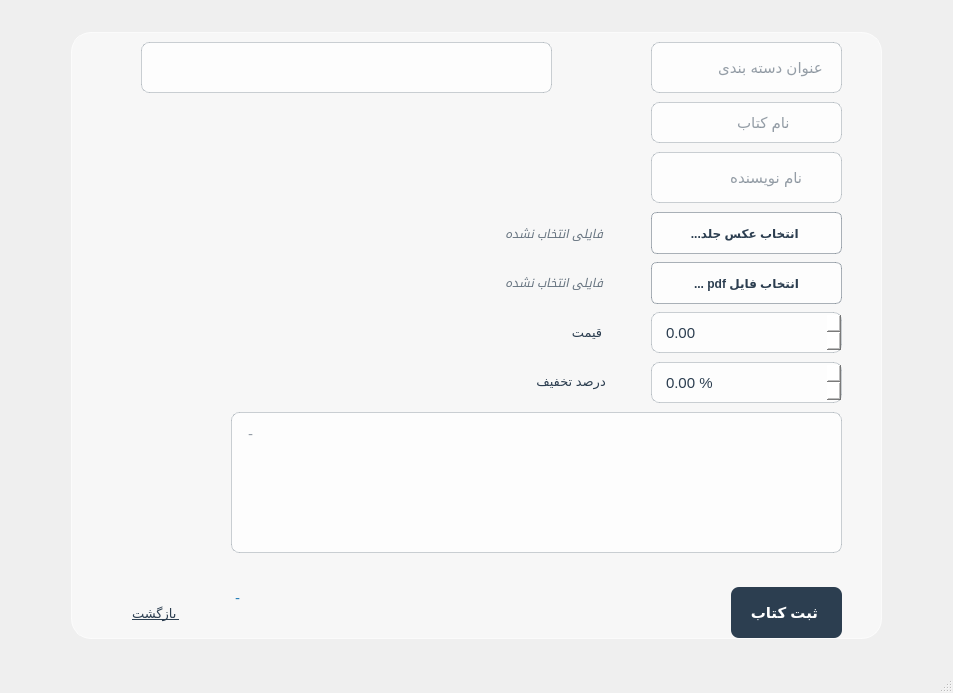
Old version of the form client/publisheraddbookwindow_c.ui in the repository afkhamis1386-afk/bookCLUB_Project.
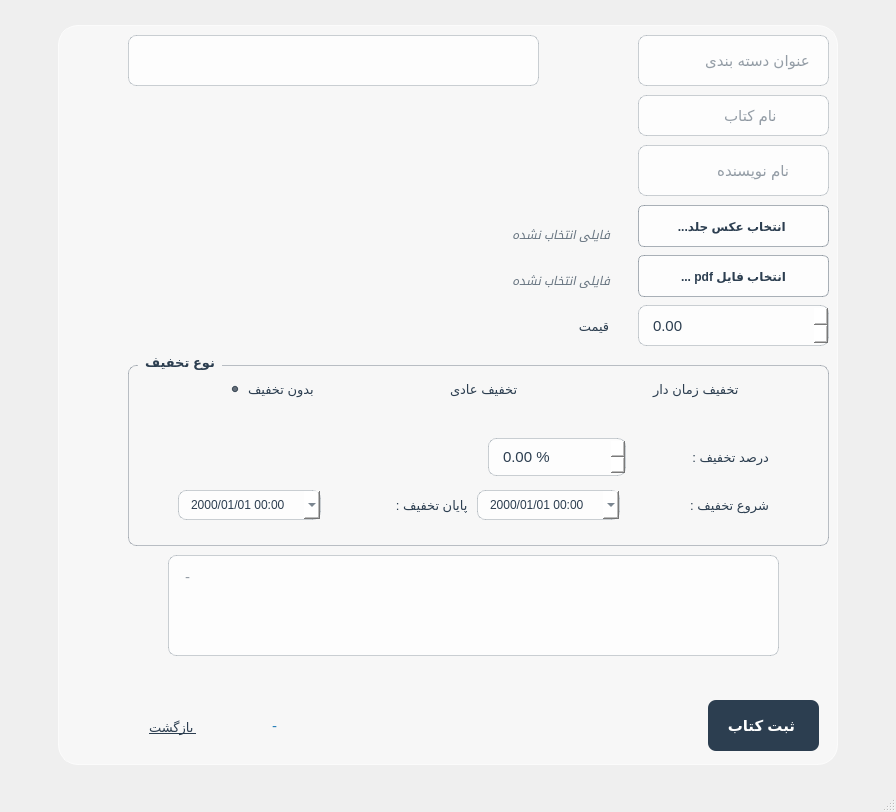
New version of the form. Icons and pictures are not drawn.

Commit message: feat(publisher): implement add/edit book workflow with discount controls

What changed in the file:
```diff
--- a/client/publisheraddbookwindow_c.ui
+++ b/client/publisheraddbookwindow_c.ui
@@ -6,13 +6,22 @@
    <rect>
     <x>0</x>
     <y>0</y>
-    <width>953</width>
-    <height>693</height>
+    <width>896</width>
+    <height>812</height>
    </rect>
   </property>
+  <property name="minimumSize">
+   <size>
+    <width>0</width>
+    <height>800</height>
+   </size>
+  </property>
   <property name="windowTitle">
    <string>MainWindow</string>
   </property>
+  <property name="styleSheet">
+   <string notr="true"/>
+  </property>
   <widget class="QWidget" name="centralwidget">
    <property name="styleSheet">
     <string notr="true">#centralwidget {
@@ -25,10 +34,13 @@
       <property name="orientation">
        <enum>Qt::Vertical</enum>
       </property>
+      <property name="sizeType">
+       <enum>QSizePolicy::Expanding</enum>
+      </property>
       <property name="sizeHint" stdset="0">
        <size>
         <width>20</width>
-        <height>141</height>
+        <height>0</height>
        </size>
       </property>
      </spacer>
@@ -38,15 +50,18 @@
       <property name="orientation">
        <enum>Qt::Horizontal</enum>
       </property>
+      <property name="sizeType">
+       <enum>QSizePolicy::Expanding</enum>
+      </property>
       <property name="sizeHint" stdset="0">
        <size>
-        <width>439</width>
+        <width>0</width>
         <height>20</height>
        </size>
       </property>
      </spacer>
     </item>
-    <item row="1" column="1" rowspan="2">
+    <item row="1" column="1">
      <widget class="QFrame" name="cardFrame">
       <property name="sizePolicy">
        <sizepolicy hsizetype="Fixed" vsizetype="Fixed">
@@ -56,14 +71,14 @@
       </property>
       <property name="minimumSize">
        <size>
-        <width>811</width>
-        <height>607</height>
+        <width>780</width>
+        <height>740</height>
        </size>
       </property>
       <property name="maximumSize">
        <size>
-        <width>811</width>
-        <height>607</height>
+        <width>780</width>
+        <height>750</height>
        </size>
       </property>
       <property name="styleSheet">
@@ -241,8 +256,8 @@
       <widget class="QPushButton" name="submitButton">
        <property name="geometry">
         <rect>
-         <x>660</x>
-         <y>540</y>
+         <x>650</x>
+         <y>660</y>
          <width>111</width>
          <height>66</height>
         </rect>
@@ -254,10 +269,10 @@
       <widget class="QPushButton" name="backButton">
        <property name="geometry">
         <rect>
-         <x>40</x>
-         <y>555</y>
+         <x>70</x>
+         <y>680</y>
          <width>90</width>
-         <height>47</height>
+         <height>40</height>
         </rect>
        </property>
        <property name="text">
@@ -277,31 +292,179 @@
         <double>100000000.000000000000000</double>
        </property>
       </widget>
-      <widget class="QDoubleSpinBox" name="discountPercentSpinBox">
+      <widget class="QGroupBox" name="discountGroupBox">
        <property name="geometry">
         <rect>
-         <x>580</x>
+         <x>70</x>
          <y>330</y>
-         <width>191</width>
-         <height>41</height>
+         <width>701</width>
+         <height>191</height>
         </rect>
        </property>
-       <property name="toolTip">
-        <string>درصد تخفیف (۰ تا ۱۰۰)</string>
+       <property name="styleSheet">
+        <string notr="true">QGroupBox {
+    color: #2c3e50;
+    font-family: &quot;Segoe UI&quot;, &quot;Tahoma&quot;;
+    font-size: 10pt;
+    font-weight: bold;
+    border: 1px solid rgba(44, 62, 80, 80);
+    border-radius: 8px;
+    margin-top: 10px;
+    background: transparent;
+}
+QGroupBox::title {
+    subcontrol-origin: margin;
+    left: 10px;
+    padding: 0 5px;
+}
+QRadioButton, QGroupBox QLabel {
+    color: #2c3e50;
+    font-family: &quot;Segoe UI&quot;, &quot;Tahoma&quot;;
+    font-size: 10pt;
+    font-weight: normal;
+    background: transparent;
+}
+QDateTimeEdit {
+    background-color: rgba(255, 255, 255, 200);
+    border: 1px solid rgba(44, 62, 80, 60);
+    border-radius: 8px;
+    padding: 6px 10px;
+    color: #2c3e50;
+}</string>
        </property>
-       <property name="suffix">
-        <string> %</string>
+       <property name="title">
+        <string>نوع تخفیف</string>
        </property>
-       <property name="maximum">
-        <double>100.000000000000000</double>
-       </property>
+       <widget class="QWidget" name="layoutWidget">
+        <property name="geometry">
+         <rect>
+          <x>50</x>
+          <y>130</y>
+          <width>591</width>
+          <height>41</height>
+         </rect>
+        </property>
+        <layout class="QHBoxLayout" name="horizontalLayout">
+         <item>
+          <widget class="QDateTimeEdit" name="timedDiscountEndEdit">
+           <property name="enabled">
+            <bool>false</bool>
+           </property>
+           <property name="displayFormat">
+            <string>yyyy/MM/dd HH:mm</string>
+           </property>
+           <property name="calendarPopup">
+            <bool>true</bool>
+           </property>
+          </widget>
+         </item>
+         <item>
+          <widget class="QLabel" name="timedEndLabel">
+           <property name="text">
+            <string> پایان تخفیف :</string>
+           </property>
+          </widget>
+         </item>
+         <item>
+          <widget class="QDateTimeEdit" name="timedDiscountStartEdit">
+           <property name="enabled">
+            <bool>false</bool>
+           </property>
+           <property name="displayFormat">
+            <string>yyyy/MM/dd HH:mm</string>
+           </property>
+           <property name="calendarPopup">
+            <bool>true</bool>
+           </property>
+          </widget>
+         </item>
+         <item>
+          <widget class="QLabel" name="timedStartLabel">
+           <property name="text">
+            <string>شروع تخفیف :</string>
+           </property>
+          </widget>
+         </item>
+        </layout>
+       </widget>
+       <widget class="QWidget" name="layoutWidget">
+        <property name="geometry">
+         <rect>
+          <x>100</x>
+          <y>20</y>
+          <width>601</width>
+          <height>29</height>
+         </rect>
+        </property>
+        <layout class="QHBoxLayout" name="horizontalLayout_2">
+         <item>
+          <widget class="QRadioButton" name="noDiscountRadio">
+           <property name="text">
+            <string>بدون تخفیف</string>
+           </property>
+           <property name="checked">
+            <bool>true</bool>
+           </property>
+          </widget>
+         </item>
+         <item>
+          <widget class="QRadioButton" name="normalDiscountRadio">
+           <property name="text">
+            <string>تخفیف عادی</string>
+           </property>
+          </widget>
+         </item>
+         <item>
+          <widget class="QRadioButton" name="timedDiscountRadio">
+           <property name="text">
+            <string>تخفیف زمان دار</string>
+           </property>
+          </widget>
+         </item>
+        </layout>
+       </widget>
+       <widget class="QWidget" name="layoutWidget">
+        <property name="geometry">
+         <rect>
+          <x>360</x>
+          <y>78</y>
+          <width>281</width>
+          <height>49</height>
+         </rect>
+        </property>
+        <layout class="QHBoxLayout" name="horizontalLayout_3">
+         <item>
+          <widget class="QDoubleSpinBox" name="discountPercentSpinBox">
+           <property name="enabled">
+            <bool>false</bool>
+           </property>
+           <property name="toolTip">
+            <string>درصد تخفیف (۰ تا ۱۰۰)</string>
+           </property>
+           <property name="suffix">
+            <string> %</string>
+           </property>
+           <property name="maximum">
+            <double>100.000000000000000</double>
+           </property>
+          </widget>
+         </item>
+         <item>
+          <widget class="QLabel" name="discountPercentLabel">
+           <property name="text">
+            <string>درصد تخفیف :</string>
+           </property>
+          </widget>
+         </item>
+        </layout>
+       </widget>
       </widget>
       <widget class="QLabel" name="statusLabel">
        <property name="geometry">
         <rect>
-         <x>160</x>
-         <y>545</y>
-         <width>341</width>
+         <x>210</x>
+         <y>680</y>
+         <width>411</width>
          <height>41</height>
         </rect>
        </property>
@@ -338,23 +501,23 @@
       <widget class="QTextEdit" name="descriptionTextEdit">
        <property name="geometry">
         <rect>
-         <x>160</x>
-         <y>380</y>
+         <x>110</x>
+         <y>530</y>
          <width>611</width>
-         <height>141</height>
+         <height>101</height>
         </rect>
        </property>
        <property name="placeholderText">
         <string>-</string>
        </property>
       </widget>
-      <widget class="QWidget" name="">
+      <widget class="QWidget" name="layoutWidget">
        <property name="geometry">
         <rect>
-         <x>410</x>
-         <y>180</y>
+         <x>430</x>
+         <y>190</y>
          <width>132</width>
-         <height>191</height>
+         <height>131</height>
         </rect>
        </property>
        <layout class="QVBoxLayout" name="verticalLayout">
@@ -379,47 +542,38 @@
           </property>
          </widget>
         </item>
-        <item>
-         <widget class="QLabel" name="discountLabel">
-          <property name="styleSheet">
-           <string notr="true">QLabel#discountLabel {
-    color: #2c3e50;
-    font-family: &quot;Segoe UI&quot;, &quot;Tahoma&quot;;
-    font-size: 10pt;
-    background: transparent;
-}</string>
-          </property>
-          <property name="text">
-           <string>  درصد تخفیف </string>
-          </property>
-         </widget>
-        </item>
        </layout>
       </widget>
      </widget>
     </item>
-    <item row="2" column="2">
+    <item row="1" column="2">
      <spacer name="horizontalSpacer_2">
       <property name="orientation">
        <enum>Qt::Horizontal</enum>
       </property>
+      <property name="sizeType">
+       <enum>QSizePolicy::Expanding</enum>
+      </property>
       <property name="sizeHint" stdset="0">
        <size>
-        <width>439</width>
+        <width>0</width>
         <height>20</height>
        </size>
       </property>
      </spacer>
     </item>
-    <item row="3" column="1">
+    <item row="2" column="1">
      <spacer name="verticalSpacer_2">
       <property name="orientation">
        <enum>Qt::Vertical</enum>
       </property>
+      <property name="sizeType">
+       <enum>QSizePolicy::Expanding</enum>
+      </property>
       <property name="sizeHint" stdset="0">
        <size>
         <width>20</width>
-        <height>141</height>
+        <height>0</height>
        </size>
       </property>
      </spacer>
```
Left out of the diff: 2 changed lines with no effect on the pictures. The commit also changes 2 other files.
